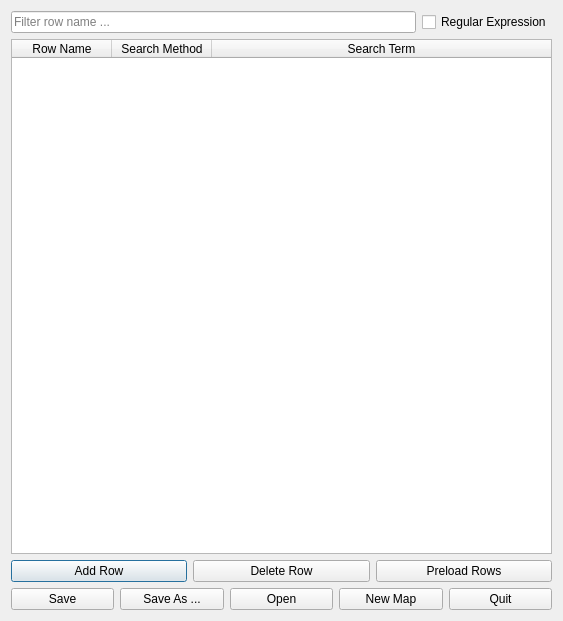
Qt form ui/mapeditor.ui (miniCruzer/pnl-map) before a commit.
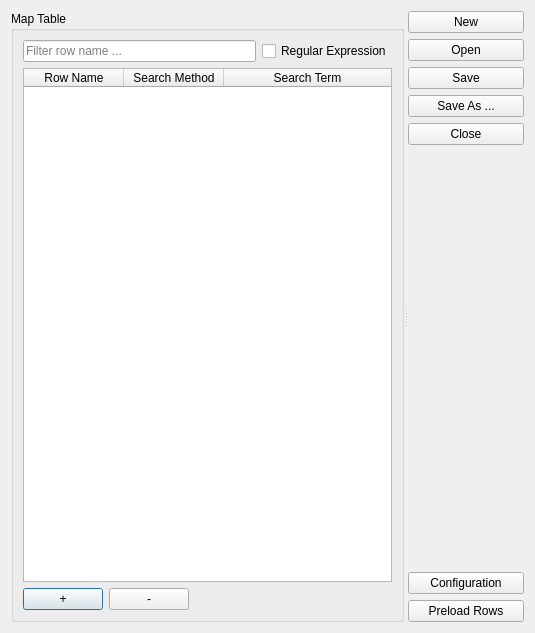
The same form after that commit.

Patch:
```diff
--- a/ui/mapeditor.ui
+++ b/ui/mapeditor.ui
@@ -6,16 +6,43 @@
    <rect>
     <x>0</x>
     <y>0</y>
-    <width>563</width>
-    <height>621</height>
+    <width>535</width>
+    <height>633</height>
    </rect>
   </property>
   <property name="windowTitle">
    <string>Company Map Editor</string>
   </property>
+  <layout class="QHBoxLayout" name="horizontalLayout_2">
+   <item>
+    <widget class="QSplitter" name="splitter">
+     <property name="styleSheet">
+      <string notr="true"/>
+     </property>
+     <property name="frameShape">
+      <enum>QFrame::NoFrame</enum>
+     </property>
+     <property name="frameShadow">
+      <enum>QFrame::Plain</enum>
+     </property>
+     <property name="orientation">
+      <enum>Qt::Horizontal</enum>
+     </property>
+     <property name="opaqueResize">
+      <bool>true</bool>
+     </property>
+     <property name="childrenCollapsible">
+      <bool>false</bool>
+     </property>
+     <widget class="QGroupBox" name="mapTableGroupBox">
+      <property name="title">
+       <string>Map Table</string>
+      </property>
   <layout class="QVBoxLayout" name="verticalLayout">
    <item>
-    <layout class="QHBoxLayout" name="horizontalLayout_3">
+        <layout class="QVBoxLayout" name="mapTableLayout">
+         <item>
+          <layout class="QHBoxLayout" name="filterHLayout">
      <item>
       <widget class="QLineEdit" name="rowFilterLineEdit">
        <property name="toolTip">
@@ -73,7 +100,7 @@
     </widget>
    </item>
    <item>
-    <layout class="QHBoxLayout" name="horizontalLayout">
+          <layout class="QHBoxLayout" name="addDelHLayout">
      <item>
       <widget class="QPushButton" name="addRowButton">
        <property name="toolTip">
@@ -83,7 +110,7 @@
         <string>Creates blank row in the table above for a new entry in the company map file.</string>
        </property>
        <property name="text">
-        <string>Add Row</string>
+              <string>+</string>
        </property>
       </widget>
      </item>
@@ -96,12 +123,33 @@
         <string>Deletes the currently highlighted rows in the table above.</string>
        </property>
        <property name="text">
-        <string>Delete Row</string>
+              <string>-</string>
        </property>
       </widget>
      </item>
      <item>
-      <widget class="QPushButton" name="preloadRowsButton">
+            <spacer name="addDelHSpacer">
+             <property name="orientation">
+              <enum>Qt::Horizontal</enum>
+             </property>
+             <property name="sizeHint" stdset="0">
+              <size>
+               <width>40</width>
+               <height>20</height>
+              </size>
+             </property>
+            </spacer>
+           </item>
+          </layout>
+         </item>
+        </layout>
+       </item>
+      </layout>
+     </widget>
+     <widget class="QWidget" name="layoutWidget">
+      <layout class="QVBoxLayout" name="actionVLayout">
+       <item>
+        <widget class="QPushButton" name="newMapButton">
        <property name="toolTip">
         <string>&lt;html&gt;&lt;head/&gt;&lt;body&gt;&lt;p&gt;Load row names from a spreadsheet.&lt;/p&gt;&lt;/body&gt;&lt;/html&gt;</string>
        </property>
@@ -109,14 +157,23 @@
         <string>&lt;html&gt;&lt;head/&gt;&lt;body&gt;&lt;p&gt;Preloads Row Names from an existing Excel spreadsheet into the Row Name column. This helps create more accurate map files.&lt;/p&gt;&lt;/body&gt;&lt;/html&gt;</string>
        </property>
        <property name="text">
-        <string>Preload Rows</string>
+          <string>New</string>
        </property>
       </widget>
      </item>
-    </layout>
-   </item>
    <item>
-    <layout class="QHBoxLayout" name="horizontalLayout_2">
+        <widget class="QPushButton" name="openMapButton">
+         <property name="toolTip">
+          <string>Open a map file.</string>
+         </property>
+         <property name="whatsThis">
+          <string>Open an existing map file into the above table for editing.</string>
+         </property>
+         <property name="text">
+          <string>Open</string>
+         </property>
+        </widget>
+       </item>
      <item>
       <widget class="QPushButton" name="saveMapButton">
        <property name="toolTip">
@@ -144,39 +201,48 @@
       </widget>
      </item>
      <item>
-      <widget class="QPushButton" name="openMapButton">
-       <property name="toolTip">
-        <string>Open a map file.</string>
-       </property>
-       <property name="whatsThis">
-        <string>Open an existing map file into the above table for editing.</string>
-       </property>
+        <widget class="QPushButton" name="quitButton">
        <property name="text">
-        <string>Open</string>
+          <string>Close</string>
        </property>
       </widget>
      </item>
      <item>
-      <widget class="QPushButton" name="newMapButton">
-       <property name="toolTip">
-        <string>Create a new map file.</string>
-       </property>
-       <property name="whatsThis">
-        <string>Resets the above table for a new map file.</string>
-       </property>
+        <spacer name="verticalSpacer">
+         <property name="orientation">
+          <enum>Qt::Vertical</enum>
+         </property>
+         <property name="sizeHint" stdset="0">
+          <size>
+           <width>20</width>
+           <height>40</height>
+          </size>
+         </property>
+        </spacer>
+       </item>
+       <item>
+        <widget class="QPushButton" name="configButton">
        <property name="text">
-        <string>New Map</string>
+          <string>Configuration</string>
        </property>
       </widget>
      </item>
      <item>
-      <widget class="QPushButton" name="pushButton">
+        <widget class="QPushButton" name="preloadRowsButton">
+         <property name="toolTip">
+          <string>&lt;html&gt;&lt;head/&gt;&lt;body&gt;&lt;p&gt;Load row names from a spreadsheet.&lt;/p&gt;&lt;/body&gt;&lt;/html&gt;</string>
+         </property>
+         <property name="whatsThis">
+          <string>&lt;html&gt;&lt;head/&gt;&lt;body&gt;&lt;p&gt;Preloads Row Names from an existing Excel spreadsheet into the Row Name column. This helps create more accurate map files.&lt;/p&gt;&lt;/body&gt;&lt;/html&gt;</string>
+         </property>
        <property name="text">
-        <string>Quit</string>
+          <string>Preload Rows</string>
        </property>
       </widget>
      </item>
     </layout>
+     </widget>
+    </widget>
    </item>
   </layout>
  </widget>
```
Left out of the diff: 28 changed lines with no effect on the pictures. Lines whose indentation alone changed are shown as unchanged.
